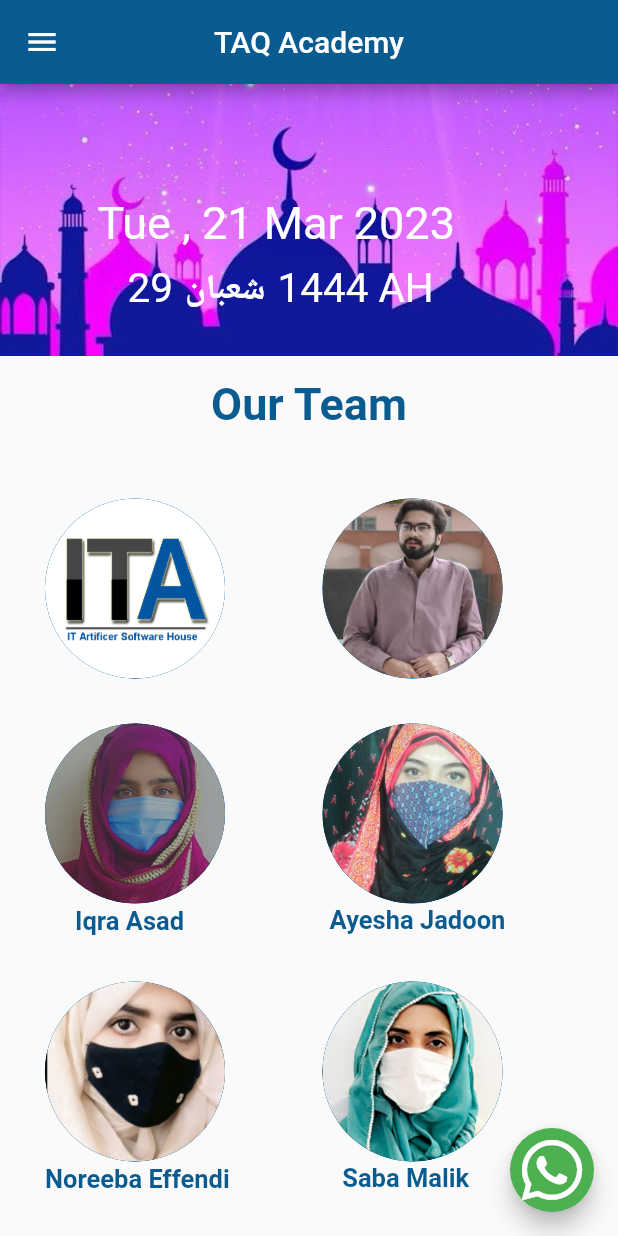
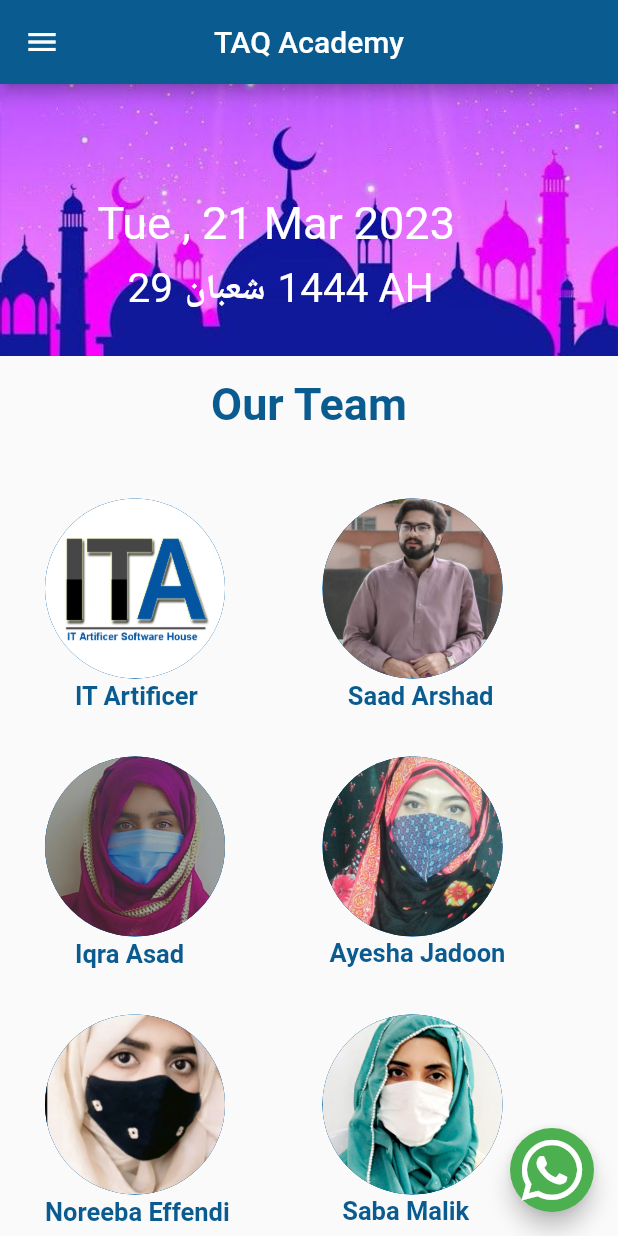
Before and after one commit to SMHuzaifa/Tasleem_Al_Quran-master, a Flutter app: the OurTeam screen opened by its route, on a phone screen of 412 x 824 dp. Run offline on Flutter 3.47's test engine with Material 2 defaults, Android fonts, the phone set to English and light mode, and no system bars; our stand-ins replace cached_network_image, carousel_pro, cloud_firestore, firebase_auth, firebase_core, flutter_spinkit and 13 more; missing offline and left inert: audio_session, flutter_islamic_icons, flutter_qiblah, solid_bottom_sheet; accounts and stored records are empty; network calls fail.

Commit message:
add new features

```diff
--- a/lib/about_us_files/Noreeba_effendi.dart
+++ b/lib/about_us_files/Noreeba_effendi.dart
@@ -1,6 +1,6 @@
 import 'package:flutter/material.dart';
 import 'package:tasleem_al_quran/util/picture_withdate.dart';
-import 'package:tasleem_al_quran/not_used_files/slide_images.dart';
+
 
 class NoreebaEffendi extends StatelessWidget {
   static String id = "NoreebaEffendi_id";
--- a/lib/bottom_navigation_files/about_us.dart
+++ b/lib/bottom_navigation_files/about_us.dart
@@ -10,6 +10,7 @@ import 'package:persistent_bottom_nav_bar/persistent_tab_view.dart';
 import 'package:tasleem_al_quran/about_us_files/Noreeba_effendi.dart';
 
 import 'package:tasleem_al_quran/about_us_files/iqra_asad.dart';
+import 'package:tasleem_al_quran/about_us_files/it_artificer.dart';
 
 import 'package:tasleem_al_quran/about_us_files/saad_arshad.dart';
 import 'package:tasleem_al_quran/about_us_files/sabah_malik.dart';
@@ -93,24 +94,17 @@ class _OurTeamState extends State<OurTeam> {
                         const AssetImage('assets/ita.png'),
                         child: GestureDetector(
                           onTap: () {
-                            Fluttertoast.showToast(
-                                msg: '',
-                                toastLength: Toast.LENGTH_SHORT,
-                                gravity: ToastGravity.CENTER,
-                                timeInSecForIosWeb: 1,
-                                backgroundColor: Colors.white,
-                                textColor: Colors.white,
-                                fontSize: 1);
-                            // PersistentNavBarNavigator
-                            //     .pushNewScreenWithRouteSettings(
-                            //   context,
-                            //   settings: const RouteSettings(
-                            //       name: RoutesName.),
-                            //   screen: const IqraAsad(),
-                            //   withNavBar: true,
-                            //   pageTransitionAnimation:
-                            //   PageTransitionAnimation.cupertino,
-                            // );
+
+                            PersistentNavBarNavigator
+                                .pushNewScreenWithRouteSettings(
+                              context,
+                              settings: const RouteSettings(
+                                  name: RoutesName.itArtificer),
+                              screen: const ItArtificer(),
+                              withNavBar: true,
+                              pageTransitionAnimation:
+                              PageTransitionAnimation.cupertino,
+                            );
 
                             // Navigator.pushNamed(context, IqraAsad.id);
                           },
@@ -184,13 +178,31 @@ class _OurTeamState extends State<OurTeam> {
               //     ),
               //   ),
               // ),
-              // const Text(
-              //   'Saad Arshad',
-              //   style: TextStyle(
-              //       color: Color.fromRGBO(10, 91, 144, 1),
-              //       fontSize: 20,
-              //       fontWeight: FontWeight.bold),
-              // ),
+              Row(
+                children: const [
+                  Padding(
+                    padding: EdgeInsets.fromLTRB(50, 2, 0, 0),
+                    child: Text(
+                      'IT Artificer',
+                      style: TextStyle(
+                          color: Color.fromRGBO(10, 91, 144, 1),
+                          fontSize: 17,
+                          fontWeight: FontWeight.bold),
+                    ),
+                  ),
+                  Padding(
+                    padding: EdgeInsets.fromLTRB(100, 2, 0, 0),
+                    child: Text(
+                      'Saad Arshad',
+                      style: TextStyle(
+                          color: Color.fromRGBO(10, 91, 144, 1),
+                          fontSize: 17,
+                          fontWeight: FontWeight.bold),
+                    ),
+                  ),
+                ],
+              ),
+
               //Text('"Team Manager"')
               Row(
                 children: [
--- a/lib/main.dart
+++ b/lib/main.dart
@@ -62,6 +62,7 @@ class MyApp extends StatelessWidget {
       title: 'TAQ Academy',
       initialRoute: RoutesName.persistBottom,
       onGenerateRoute: Routes.generateRoute,
+
       // routes: {
       //   MyNavigationBar.id: (context) => const MyNavigationBar(),
       //   //MyMenue.id: (context) => MyMenue(),
--- a/lib/not_used_files/bottom_navigation_bar.dart
+++ b/lib/not_used_files/bottom_navigation_bar.dart
@@ -9,7 +9,7 @@
 //
 // import 'package:tasleem_al_quran/dashboard_files/home.dart';
 // import 'package:tasleem_al_quran/dashboard_files/about_us.dart';
-// import 'package:tasleem_al_quran/dashboard_files/quran_button.dart';
+// import 'package:tasleem_al_quran/dashboard_files/ayat_of_the_day.dart';
 // import 'package:tasleem_al_quran/quran_files/main.dart';
 // import 'package:url_launcher/url_launcher.dart';
 //
--- a/lib/quran_files/quran_button.dart
+++ b/lib/quran_files/ayat_of_the_day.dart
@@ -36,6 +36,7 @@ class _AyatState extends State<Ayat> {
     return SafeArea(
       child: Scaffold(
         appBar: AppBar(
+
           centerTitle: true,
           title: const Text(
             'Tasleem Al-Quran Academy',
@@ -124,6 +125,7 @@ class _AyatState extends State<Ayat> {
                                       ),
                                     ]),
                                   ),
+
                                 ],
                               ),
                             );
--- a/lib/quran_files/screens/main_screen.dart
+++ b/lib/quran_files/screens/main_screen.dart
@@ -1,5 +1,5 @@
 // import 'package:flutter/material.dart';
-// import 'package:tasleem_al_quran/dashboard_files/quran_button.dart';
+// import 'package:tasleem_al_quran/dashboard_files/ayat_of_the_day.dart';
 //
 // import 'package:tasleem_al_quran/quran_files/constants/constants.dart';
 // import 'package:tasleem_al_quran/quran_files/screens/home_screen.dart';
--- a/lib/util/persistant_bottom.dart
+++ b/lib/util/persistant_bottom.dart
@@ -1,6 +1,6 @@
 // import 'package:flutter/cupertino.dart';
 // import 'package:flutter/material.dart';
-// import 'package:tasleem_al_quran/quran_files/quran_button.dart';
+// import 'package:tasleem_al_quran/quran_files/ayat_of_the_day.dart';
 //
 // import 'dashboard_files/Register.dart';
 // import 'dashboard_files/courses.dart';
--- a/lib/util/routes.dart
+++ b/lib/util/routes.dart
@@ -3,6 +3,7 @@ import 'package:flutter/material.dart';
 import 'package:tasleem_al_quran/about_us_files/Noreeba_effendi.dart';
 import 'package:tasleem_al_quran/about_us_files/ayesha_jadoon.dart';
 import 'package:tasleem_al_quran/about_us_files/iqra_asad.dart';
+import 'package:tasleem_al_quran/about_us_files/it_artificer.dart';
 import 'package:tasleem_al_quran/about_us_files/saad_arshad.dart';
 import 'package:tasleem_al_quran/about_us_files/sabah_malik.dart';
 import 'package:tasleem_al_quran/admin_files/admin_login_page.dart';
@@ -29,7 +30,7 @@ import '../bottom_navigation_files/about_us.dart';
 import '../bottom_navigation_files/courses.dart';
 import '../bottom_navigation_files/fee_chart.dart';
 import '../bottom_navigation_files/home.dart';
-import '../quran_files/quran_button.dart';
+import '../quran_files/ayat_of_the_day.dart';
 
 class Routes {
   static Route<dynamic> generateRoute(RouteSettings settings) {
@@ -110,6 +111,8 @@ class Routes {
 
       case RoutesName.zakat:
         return MaterialPageRoute(builder: (context) =>   ZakatApp());
+      case RoutesName.itArtificer:
+        return MaterialPageRoute(builder: (context) => ItArtificer());
 
       default:
         return MaterialPageRoute(builder: (context) {
--- a/lib/util/routes_name.dart
+++ b/lib/util/routes_name.dart
@@ -26,4 +26,5 @@ class RoutesName {
   static const String ayat = "ayat";
   static const String calendar = "calendar";
   static const String zakat= "zakat";
+  static const String itArtificer = "itArtificer";
 }
--- a/pubspec.yaml
+++ b/pubspec.yaml
@@ -6,7 +6,7 @@ description: A new Flutter project.
 publish_to: 'none' # Remove this line if you wish to publish to pub.dev
 
 
-version: 1.0.16+17
+version: 1.0.19+20
 
 environment:
   sdk: '>=2.18.5 <3.0.0'
@@ -69,6 +69,7 @@ dependencies:
   hijri_picker: ^3.0.0
   flutter_localization: ^0.1.10
   cached_network_image: ^3.2.3
+  upgrader: ^6.2.0
 
 
 
```
Also changed, not shown: lib/about_us_files/it_artificer.dart (added, +117 -0 lines), lib/bottom_navigation_files/Register.dart (+4 -4 lines), lib/bottom_navigation_files/my_menue.dart (+17 -6 lines), lib/islamic_calendar.dart (+190 -190 lines), lib/zakat.dart (+5 -5 lines), pubspec.lock, 1 other file.
